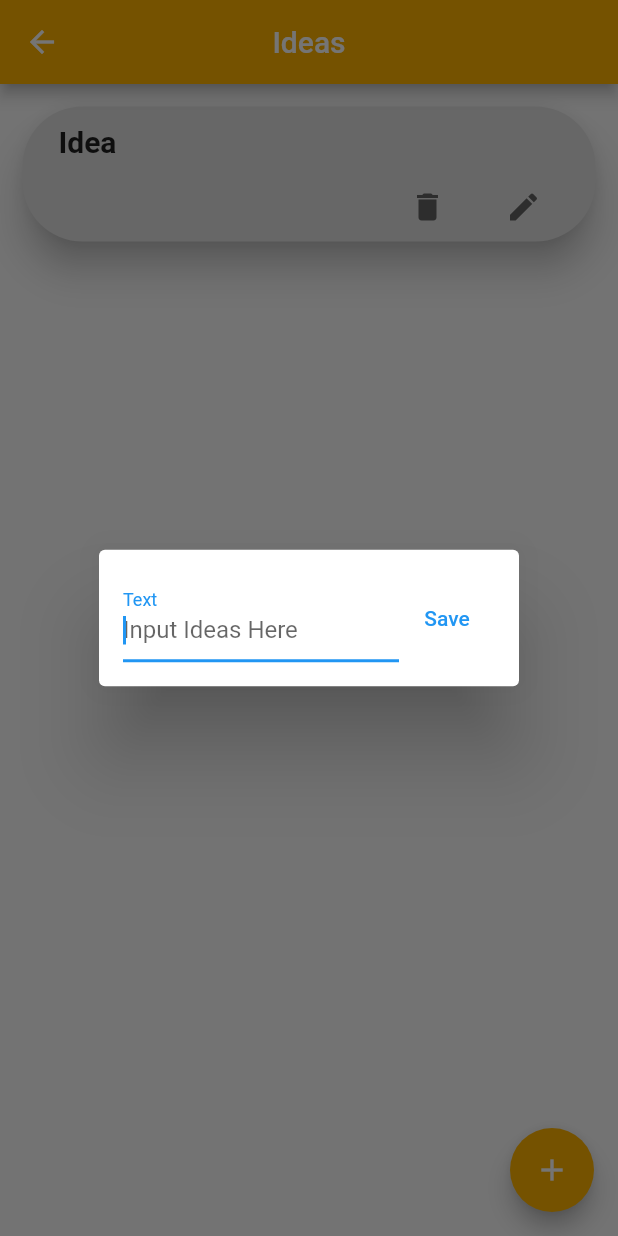
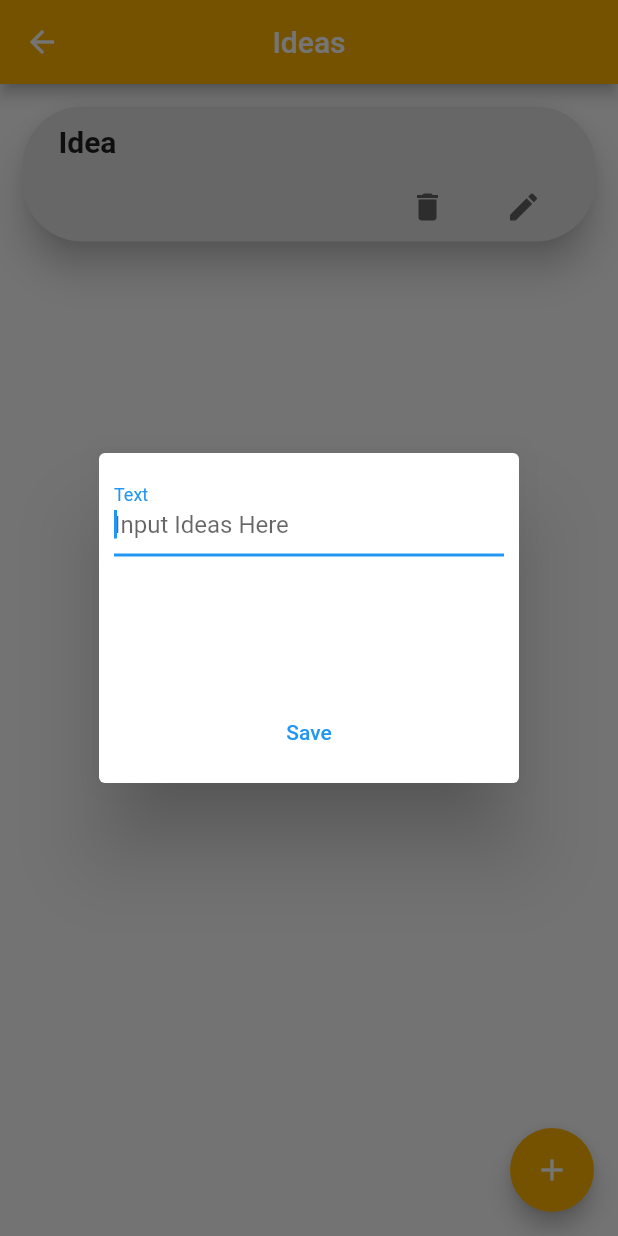
Before and after one commit to akhilbk123/idea_collector, a Flutter app: the screen it shows after launch, after a tap on the "add" icon, on a phone screen of 412 x 824 dp. Run offline on Flutter 3.47's test engine with Material 2 defaults, Android fonts, the light colour scheme and no system bars.

Commit message:
Version 12_05
Version 12_05

```diff
--- a/lib/screens/ideas.dart
+++ b/lib/screens/ideas.dart
@@ -6,12 +6,17 @@ class Ideas extends StatefulWidget {
 }
 
 class _IdeasState extends State<Ideas> {
+  //List to Store Tile text data
   List<String> _text = ['Idea'];
   TextEditingController _c;
+  var _state1 = 0;
+
+  //List to store the number od widgets created
   List<int> listofwidgets = [];
 
   var i = 0;
 
+//Function that counts the number of tiles
   void additemtolist() {
     List<int> tempList = listofwidgets;
     tempList.add(1);
@@ -20,14 +25,19 @@ class _IdeasState extends State<Ideas> {
     });
   }
 
+//To clear the textfield box
+
   cleartextfield() {
     _c.clear();
   }
 
-  Widget _buildPopupDialog(BuildContext context) {
+//AlertBox Function
+  Widget _buildPopupDialog(BuildContext context, [int index]) {
     return AlertDialog(
-      contentPadding: const EdgeInsets.all(16.0),
-      content: Row(
+      contentPadding: const EdgeInsets.all(10.0),
+      content: Container(
+        height: 200.0,
+        child: Column(
           children: [
             Expanded(
               child: TextField(
@@ -36,14 +46,17 @@ class _IdeasState extends State<Ideas> {
                       labelText: "Text", hintText: "Input Ideas Here"),
                   controller: _c),
             ),
-          SizedBox(height: 10.0),
             TextButton(
                 onPressed: () {
                   setState(() {
+                    if (_state1 != 0) {
+                      this._text[index] = _c.text;
+                    } else {
                       if (i == 0) {
                         this._text[i] = _c.text;
                       } else {
                         this._text.add(_c.text);
+                      }
                     }
                   });
                   i = i + 1;
@@ -52,6 +65,7 @@ class _IdeasState extends State<Ideas> {
                 },
                 child: Text("Save"))
           ],
+        ),
       ),
     );
   }
@@ -75,6 +89,8 @@ class _IdeasState extends State<Ideas> {
           child: ListView.builder(
               itemCount: listofwidgets.length,
               itemBuilder: (context, index) {
+                final item = _text[index];
+
                 return Container(
                   // height: 200.0,
                   child: Padding(
@@ -83,6 +99,7 @@ class _IdeasState extends State<Ideas> {
                     child: SizedBox(
                       height: 100,
                       child: Card(
+                        key: Key(item),
                         elevation: 10.0,
                         shape: RoundedRectangleBorder(
                             borderRadius: BorderRadius.circular(40.0)),
@@ -91,10 +108,11 @@ class _IdeasState extends State<Ideas> {
                               Navigator.pushNamed(context, '/milestones');
                             },
                             onLongPress: () {
+                              _state1 = 1;
                               showDialog(
                                 context: context,
                                 builder: (BuildContext context) =>
-                                    _buildPopupDialog(context),
+                                    _buildPopupDialog(context, index),
                               );
                             },
                             title: Padding(
@@ -113,13 +131,25 @@ class _IdeasState extends State<Ideas> {
                                     mainAxisAlignment: MainAxisAlignment.end,
                                     children: [
                                       TextButton(
-                                          onPressed: () {},
+                                          onPressed: () {
+                                            setState(() {
+                                              _text.removeAt(index);
+                                            });
+                                          },
                                           child: Icon(
                                             Icons.delete,
                                             color: Colors.grey[700],
                                           )),
                                       TextButton(
-                                          onPressed: () {},
+                                          onPressed: () {
+                                            _state1 = 1;
+                                            showDialog(
+                                                context: context,
+                                                builder:
+                                                    (BuildContext context) =>
+                                                        _buildPopupDialog(
+                                                            context, index));
+                                          },
                                           child: Icon(
                                             Icons.edit,
                                             color: Colors.grey[700],
@@ -138,6 +168,7 @@ class _IdeasState extends State<Ideas> {
               })),
       floatingActionButton: FloatingActionButton(
           onPressed: () {
+            _state1 = 0;
             additemtolist();
             showDialog(
               context: context,
```
Lines whose indentation alone changed are shown as unchanged.
